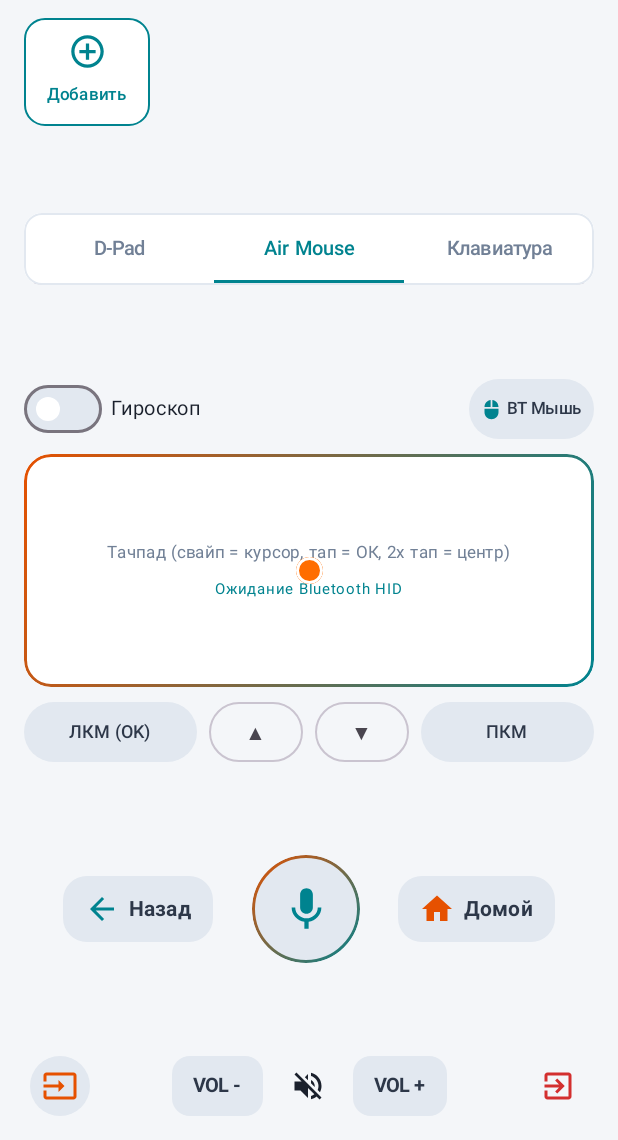
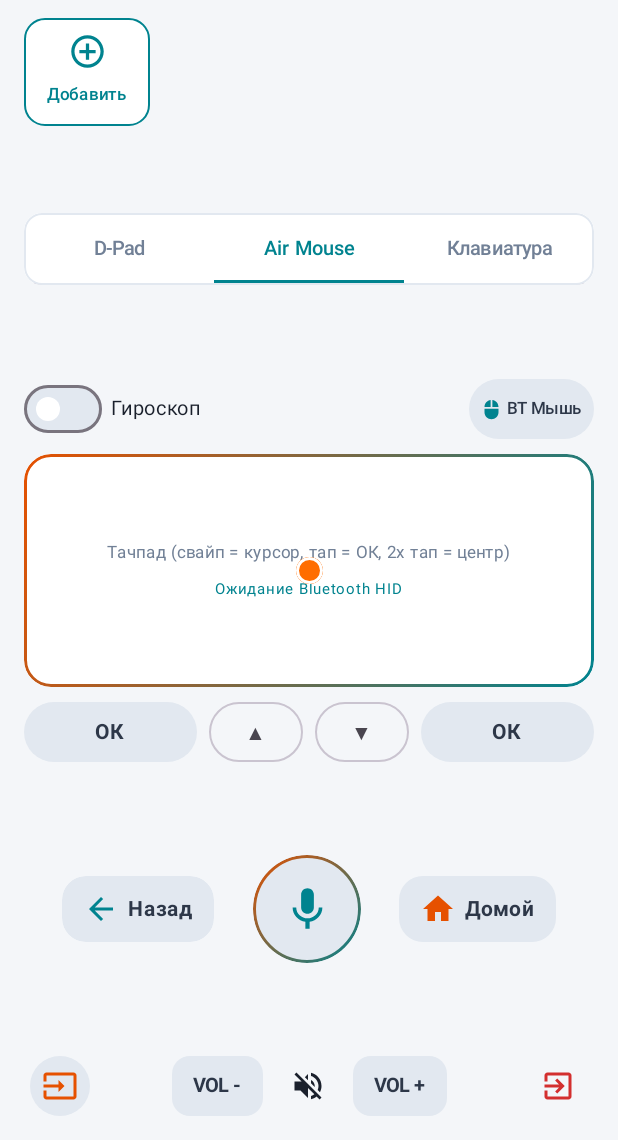
Before and after one commit to Otsgolyak/Remote_control, an Android app built with Jetpack Compose: the HomeScreen screen opened through its navigation route, tab 2 chosen, on a phone screen of 412 x 824 dp, the part 96-1236 px from its top. Run offline under Robolectric (Android 15) with nearby library versions, the phone set to English and light mode, and no system bars; libraries missing offline, so code that uses them is left out: com.google.protobuf, org.bouncycastle.asn1, org.bouncycastle.cert, org.bouncycastle.jce, org.bouncycastle.operator; pictures from the network do not load; 3 statements that could not run were skipped.

Commit message:
feat(ui): symmetric OK buttons in Air Mouse, right click on Back long press (v1.4.13)

```diff
--- a/app/src/main/java/com/remote/control/ui/screens/HomeScreen.kt
+++ b/app/src/main/java/com/remote/control/ui/screens/HomeScreen.kt
@@ -7,9 +7,11 @@ import android.os.Build
 import android.widget.Toast
 import androidx.activity.compose.rememberLauncherForActivityResult
 import androidx.activity.result.contract.ActivityResultContracts
+import androidx.compose.foundation.ExperimentalFoundationApi
 import androidx.compose.foundation.background
 import androidx.compose.foundation.border
 import androidx.compose.foundation.clickable
+import androidx.compose.foundation.combinedClickable
 import androidx.compose.foundation.gestures.detectDragGestures
 import androidx.compose.foundation.gestures.detectTapGestures
 import androidx.compose.foundation.layout.*
@@ -48,7 +50,7 @@ import com.remote.control.utils.Logger
 import kotlinx.coroutines.launch
 import remote.RemoteKeyCode
 
-@OptIn(ExperimentalMaterial3Api::class)
+@OptIn(ExperimentalMaterial3Api::class, ExperimentalFoundationApi::class)
 @Composable
 fun HomeScreen(
     homeViewModel: HomeViewModel,
@@ -565,7 +567,7 @@ fun HomeScreen(
                                 modifier = Modifier.weight(1f),
                                 colors = ButtonDefaults.buttonColors(containerColor = colors.actionButton)
                             ) {
-                                Text("ЛКМ (OK)", color = colors.actionButtonText, fontSize = 12.sp)
+                                Text("ОК", color = colors.actionButtonText, fontSize = 14.sp, fontWeight = FontWeight.Bold)
                             }
                             OutlinedButton(
                                 onClick = {
@@ -586,12 +588,12 @@ fun HomeScreen(
                             Button(
                                 onClick = {
                                     haptic.performHapticFeedback(HapticFeedbackType.LongPress)
-                                    homeViewModel.onMouseClick(left = false)
+                                    homeViewModel.onMouseClick(left = true)
                                 },
                                 modifier = Modifier.weight(1f),
                                 colors = ButtonDefaults.buttonColors(containerColor = colors.actionButton)
                             ) {
-                                Text("ПКМ", color = colors.actionButtonText, fontSize = 12.sp)
+                                Text("ОК", color = colors.actionButtonText, fontSize = 14.sp, fontWeight = FontWeight.Bold)
                             }
                         }
                     }
@@ -724,16 +726,30 @@ fun HomeScreen(
                     horizontalArrangement = Arrangement.SpaceEvenly,
                     verticalAlignment = Alignment.CenterVertically
                 ) {
-                    // Явная кнопка "Назад" с понятной подписью
-                    FilledTonalButton(
-                        onClick = { pressKey(RemoteKeyCode.KEYCODE_BACK) },
-                        colors = ButtonDefaults.filledTonalButtonColors(containerColor = colors.actionButton),
+                    // Явная кнопка "Назад" с понятной подписью (долгое нажатие = ПКМ / контекстное меню)
+                    Surface(
                         shape = RoundedCornerShape(16.dp),
-                        contentPadding = PaddingValues(horizontal = 14.dp, vertical = 10.dp)
+                        color = colors.actionButton,
+                        modifier = Modifier
+                            .height(44.dp)
+                            .clip(RoundedCornerShape(16.dp))
+                            .combinedClickable(
+                                onClick = { pressKey(RemoteKeyCode.KEYCODE_BACK) },
+                                onLongClick = {
+                                    haptic.performHapticFeedback(HapticFeedbackType.LongPress)
+                                    homeViewModel.onMouseClick(left = false)
+                                    Toast.makeText(context, "ПКМ (Меню)", Toast.LENGTH_SHORT).show()
+                                }
+                            )
                     ) {
-                        Icon(Icons.Default.ArrowBack, contentDescription = "Назад", tint = colors.primary)
-                        Spacer(modifier = Modifier.width(6.dp))
-                        Text("Назад", color = colors.actionButtonText, fontWeight = FontWeight.Bold, fontSize = 14.sp)
+                        Row(
+                            modifier = Modifier.padding(horizontal = 14.dp),
+                            verticalAlignment = Alignment.CenterVertically
+                        ) {
+                            Icon(Icons.Default.ArrowBack, contentDescription = "Назад", tint = colors.primary)
+                            Spacer(modifier = Modifier.width(6.dp))
+                            Text("Назад", color = colors.actionButtonText, fontWeight = FontWeight.Bold, fontSize = 14.sp)
+                        }
                     }
 
                     Box(
@@ -761,6 +777,7 @@ fun HomeScreen(
                         onClick = { pressKey(RemoteKeyCode.KEYCODE_HOME) },
                         colors = ButtonDefaults.filledTonalButtonColors(containerColor = colors.actionButton),
                         shape = RoundedCornerShape(16.dp),
+                        modifier = Modifier.height(44.dp),
                         contentPadding = PaddingValues(horizontal = 14.dp, vertical = 10.dp)
                     ) {
                         Icon(Icons.Default.Home, contentDescription = "Домой", tint = colors.secondary)
```
Also changed, not shown: 1 other file.
